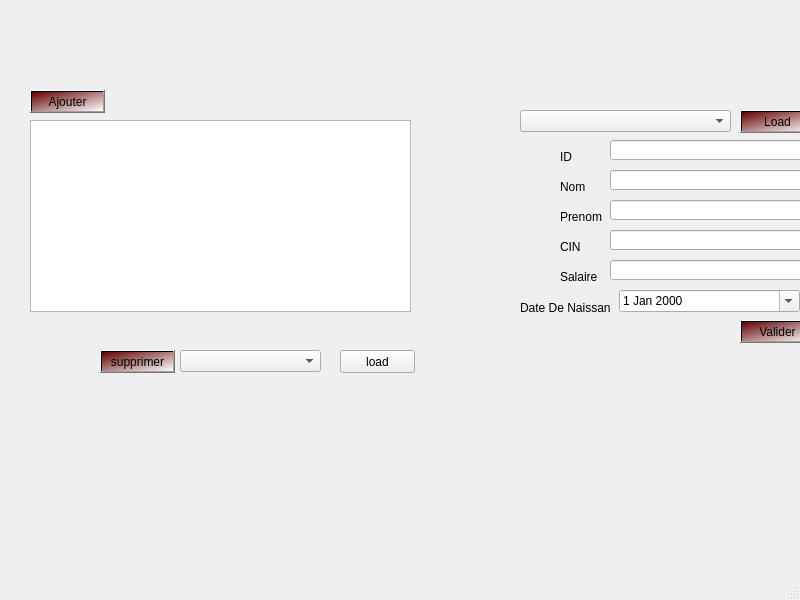
This is mainwindow.ui in farouk-root/Smart_Recruiting_Help_Center_2A26 as Qt 5 draws it before an edit. The edited form follows.
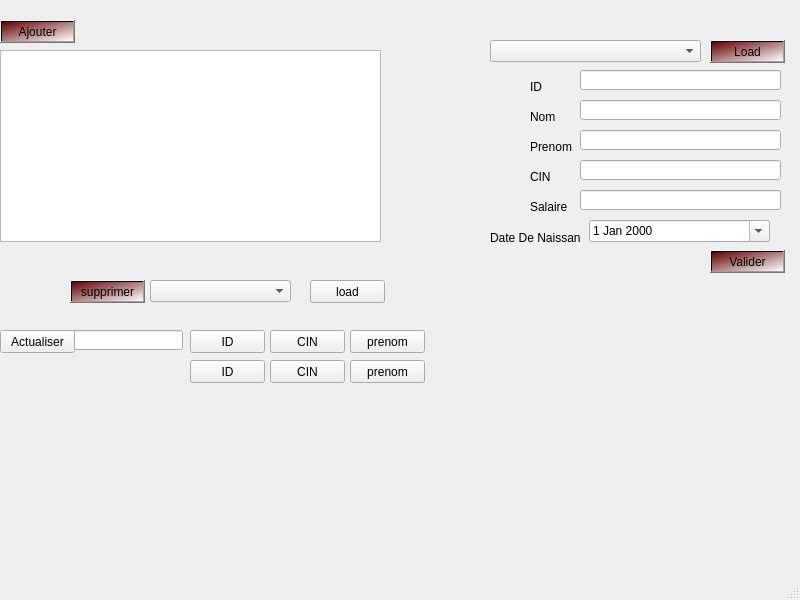
This is the edited form.

```diff
--- a/mainwindow.ui
+++ b/mainwindow.ui
@@ -17,8 +17,8 @@
    <widget class="QStackedWidget" name="stackedWidget">
     <property name="geometry">
      <rect>
-      <x>30</x>
-      <y>80</y>
+      <x>0</x>
+      <y>10</y>
       <width>801</width>
       <height>431</height>
      </rect>
@@ -275,6 +275,107 @@
        <string>supprimer</string>
       </property>
      </widget>
+     <widget class="QLineEdit" name="lineEdit">
+      <property name="geometry">
+       <rect>
+        <x>70</x>
+        <y>320</y>
+        <width>113</width>
+        <height>20</height>
+       </rect>
+      </property>
+     </widget>
+     <widget class="QPushButton" name="Cid">
+      <property name="geometry">
+       <rect>
+        <x>190</x>
+        <y>320</y>
+        <width>75</width>
+        <height>23</height>
+       </rect>
+      </property>
+      <property name="text">
+       <string>ID</string>
+      </property>
+     </widget>
+     <widget class="QPushButton" name="Ccin">
+      <property name="geometry">
+       <rect>
+        <x>270</x>
+        <y>320</y>
+        <width>75</width>
+        <height>23</height>
+       </rect>
+      </property>
+      <property name="text">
+       <string>CIN</string>
+      </property>
+     </widget>
+     <widget class="QPushButton" name="Cprenom">
+      <property name="geometry">
+       <rect>
+        <x>350</x>
+        <y>320</y>
+        <width>75</width>
+        <height>23</height>
+       </rect>
+      </property>
+      <property name="text">
+       <string>prenom</string>
+      </property>
+     </widget>
+     <widget class="QPushButton" name="Tid">
+      <property name="geometry">
+       <rect>
+        <x>190</x>
+        <y>350</y>
+        <width>75</width>
+        <height>23</height>
+       </rect>
+      </property>
+      <property name="text">
+       <string>ID</string>
+      </property>
+     </widget>
+     <widget class="QPushButton" name="Tcin">
+      <property name="geometry">
+       <rect>
+        <x>270</x>
+        <y>350</y>
+        <width>75</width>
+        <height>23</height>
+       </rect>
+      </property>
+      <property name="text">
+       <string>CIN</string>
+      </property>
+     </widget>
+     <widget class="QPushButton" name="Tprenom">
+      <property name="geometry">
+       <rect>
+        <x>350</x>
+        <y>350</y>
+        <width>75</width>
+        <height>23</height>
+       </rect>
+      </property>
+      <property name="text">
+       <string>prenom</string>
+      </property>
+     </widget>
+     <widget class="QPushButton" name="actualiser">
+      <property name="geometry">
+       <rect>
+        <x>0</x>
+        <y>320</y>
+        <width>75</width>
+        <height>23</height>
+       </rect>
+      </property>
+      <property name="text">
+       <string>Actualiser</string>
+      </property>
+     </widget>
     </widget>
     <widget class="QWidget" name="page_2">
      <widget class="QWidget" name="verticalLayoutWidget">
```
